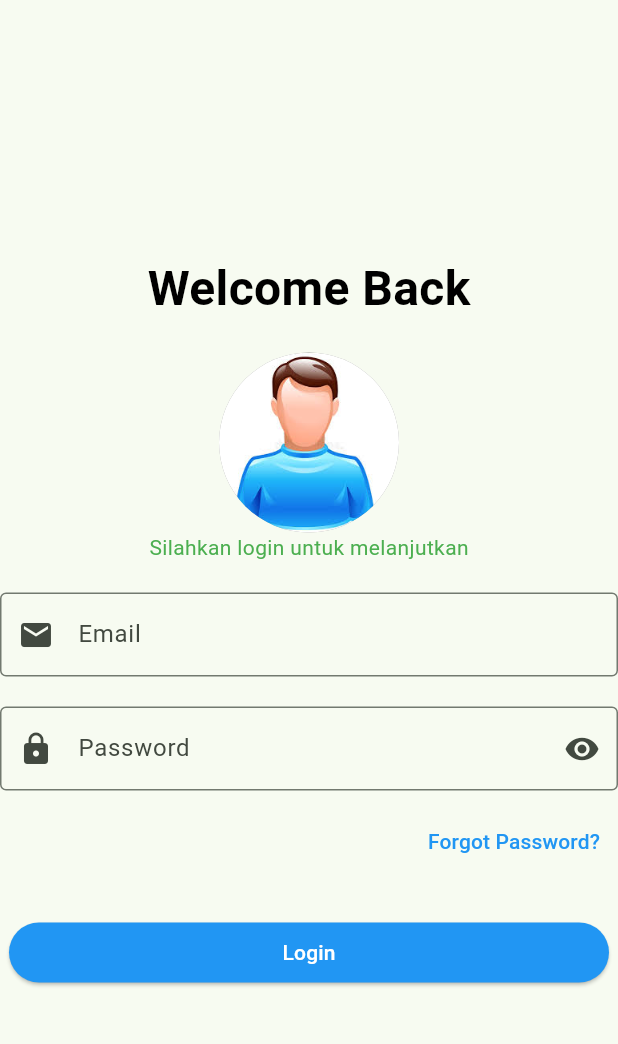
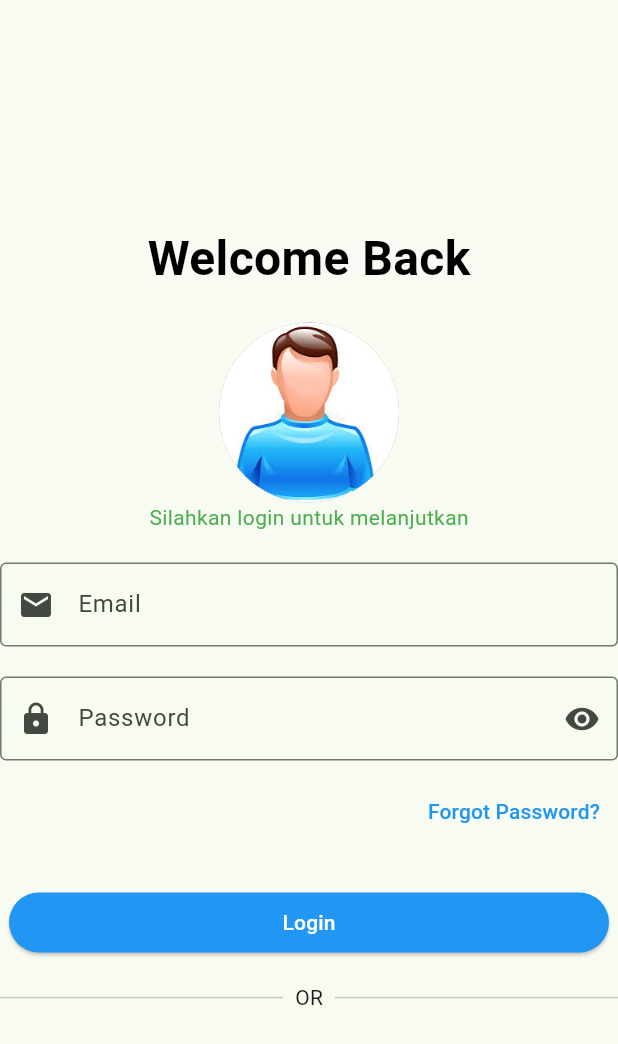
Before and after one commit to muhamadayeshaaulia/muhamadayeshaaulia_1123150188_uts, a Flutter app: the MyLogin screen opened directly, on a phone screen of 412 x 824 dp. Shown: the top 1044 px of the screen. Run offline on Flutter 3.47's test engine with Material 3 defaults, Android fonts, the light colour scheme and no system bars.

Commit message:
membuat text or dan garis untuk membuat tampilan pilihan login lainnya

```diff
--- a/lib/screen/login.dart
+++ b/lib/screen/login.dart
@@ -47,7 +47,7 @@ class MyLogin extends StatelessWidget {
               hintText: 'Masukkan Email Anda',
             ),
           ),
-           SizedBox(height: 20),
+          SizedBox(height: 20),
 
           TextField(
             keyboardType: TextInputType.visiblePassword,
@@ -66,7 +66,7 @@ class MyLogin extends StatelessWidget {
               ),
             ),
           ),
-           SizedBox(height: 10),
+          SizedBox(height: 10),
           Align(
             alignment: Alignment.centerRight,
             child: TextButton(
@@ -77,7 +77,7 @@ class MyLogin extends StatelessWidget {
               ),
             ),
           ),
-           SizedBox(height: 30),
+          SizedBox(height: 30),
           Container(
             height: 40,
             width: 400,
@@ -87,6 +87,17 @@ class MyLogin extends StatelessWidget {
               child: Text("Login", style: TextStyle(color: Colors.white)),
             ),
           ),
+           SizedBox(height: 20),
+          Row(
+            children: [
+              Expanded(child: Divider(thickness: 1)),
+              Padding(
+                padding: const EdgeInsets.symmetric(horizontal: 8.0),
+                child: Text("OR"),
+              ),
+              Expanded(child: Divider(thickness: 1)),
+            ],
+          ),
         ],
       ),
     );
```
